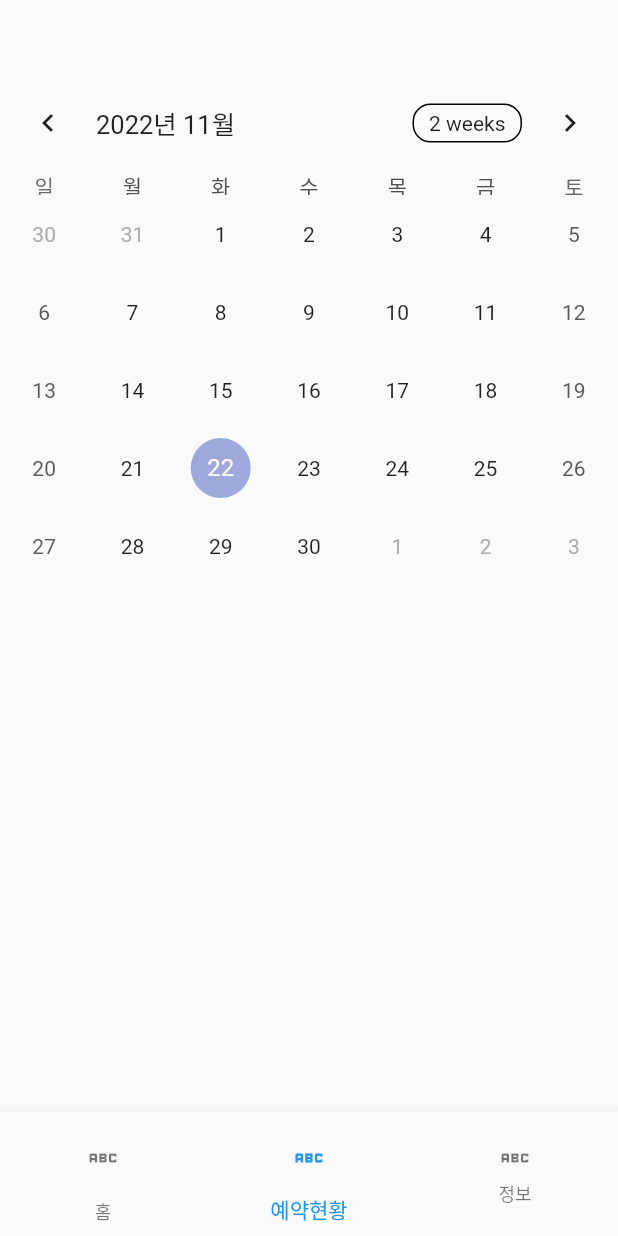
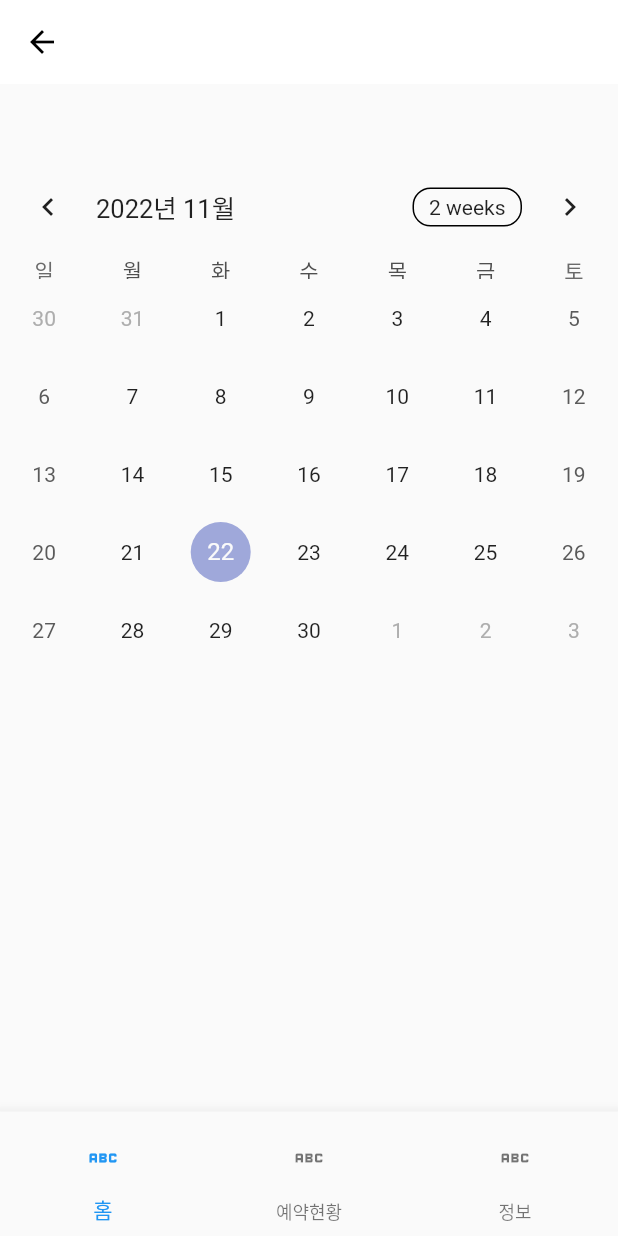
Before and after one commit to chinggu88/hairbook, a Flutter app: the BookPage screen opened by its route, on a phone screen of 412 x 824 dp. Run offline on Flutter 3.47's test engine with Material 2 defaults, Android fonts, the phone set to English and light mode, and no system bars; drawn by our look-alikes of table_calendar; our stand-ins replace cloud_firestore, firebase_auth, firebase_core, get, google_sign_in, sign_in_with_apple; missing offline and left inert: flutter_web_auth, kakao_flutter_sdk_user; accounts and stored records are empty; network calls fail.

```diff
--- a/lib/common/api/firebase_func.dart
+++ b/lib/common/api/firebase_func.dart
@@ -18,7 +18,7 @@ Future<void> getserverUrl() async {
     log('[Firebasefunc][getserverUrl] data ${data}');
     if (data!.isNotEmpty) {
       askUrl = data['serverurl'] as String;
-      AppController.to.serverurl.value = askUrl;
+      AppController.to.serverurl = askUrl;
       log('asdf [getserverUrl]${AppController.to.serverurl} ');
     }
   } catch (e) {
--- a/lib/common/api/getConnect.dart
+++ b/lib/common/api/getConnect.dart
@@ -13,10 +13,10 @@ class Getconnect {
   ///POST방식 통신 내부 서버 통신(개발중)
   static Future<Map<String, dynamic>> getApi(String url, Map body) async {
     Map<String, dynamic> returnmodel = {};
-    log('asdf ${AppController.to.serverurl.value + url}');
+    log('asdf ${AppController.to.serverurl + url}');
     try {
       final response =
-          await _connect.post(AppController.to.serverurl.value + url, body);
+          await _connect.post(AppController.to.serverurl + url, body);
 
       if (response.statusCode == 200) {
         Map<String, dynamic> responseMap = jsonDecode(response.body);
--- a/lib/common/const/appPage.dart
+++ b/lib/common/const/appPage.dart
@@ -11,3 +11,6 @@ String register = '/register';
 
 ///예약현황
 String book = '/book';
+
+///프로필
+String profile = '/profile';
--- a/lib/controller/app_controller.dart
+++ b/lib/controller/app_controller.dart
@@ -7,9 +7,14 @@ class AppController extends GetxController {
   static AppController get to => Get.find<AppController>();
 
   ///서버 url
-  final RxString serverurl = ''.obs;
-  // String get serverurl => _serverurl.value;
-  // set serverurl(String value) => _serverurl.value == value;
+  final RxString _serverurl = ''.obs;
+  String get serverurl => _serverurl.value;
+  set serverurl(String value) => _serverurl.value == value;
+
+  ///바텀네비게이션 인덱스
+  RxInt _index = 0.obs;
+  int get index => _index.value;
+  set index(int value) => _index.value = value;
 
   @override
   Future<void> onInit() async {
--- a/lib/controller/login_controller.dart
+++ b/lib/controller/login_controller.dart
@@ -43,7 +43,6 @@ class LoginController extends GetxController {
       log('[Login][signInWithGoogle] displayName : ${user.user!.displayName}');
       log('[Login][signInWithGoogle] phoneNumber : ${user.user!.phoneNumber}');
       log('[Login][signInWithGoogle] photoURL : ${user.user!.photoURL}');
-      log('[Login][signInWithGoogle] photoURL : ${user.toString()}');
       log('[Login][signInWithGoogle] ---------------------------------------------------------------------------------------------');
       // testapi();
       Get.offNamed(home);
--- a/lib/view/book/book_page.dart
+++ b/lib/view/book/book_page.dart
@@ -1,6 +1,7 @@
 import 'package:flutter/material.dart';
 import 'package:get/get.dart';
 import 'package:hair/common/const/appPage.dart';
+import 'package:hair/view/common/scafford_page.dart';
 import 'package:table_calendar/table_calendar.dart';
 
 class BookPage extends StatelessWidget {
@@ -8,8 +9,8 @@ class BookPage extends StatelessWidget {
 
   @override
   Widget build(BuildContext context) {
-    return Scaffold(
-      body: Column(
+    return Scaffoldhair(
+      widgetbody: Column(
         children: [
           SizedBox(
             height: 50,
@@ -25,21 +26,6 @@ class BookPage extends StatelessWidget {
           ),
         ],
       ),
-      bottomNavigationBar: BottomNavigationBar(currentIndex: 1, items: [
-        BottomNavigationBarItem(
-            icon: IconButton(
-              icon: Icon(Icons.abc),
-              onPressed: () => Get.offNamed(home),
-            ),
-            label: '홈'),
-        BottomNavigationBarItem(
-            icon: IconButton(
-              icon: Icon(Icons.abc),
-              onPressed: () => Get.offNamed(book),
-            ),
-            label: '예약현황'),
-        BottomNavigationBarItem(icon: Icon(Icons.abc), label: '정보'),
-      ]),
     );
   }
 }
--- a/lib/view/home/main_page.dart
+++ b/lib/view/home/home_page.dart
@@ -6,8 +6,8 @@ import 'package:hair/common/const/appPage.dart';
 import 'package:hair/controller/home_controller.dart';
 import 'package:hair/view/common/scafford_page.dart';
 
-class Main_page extends GetView<homeController> {
-  const Main_page({super.key});
+class Home_page extends GetView<homeController> {
+  const Home_page({super.key});
   @override
   Widget build(BuildContext context) {
     return Scaffoldhair(
```
Also changed, not shown: lib/controller/profile_controller.dart (added, +8 -0 lines), lib/main.dart (+12 -3 lines), lib/view/common/scafford_page.dart (+19 -4 lines), lib/view/home/ani/ani_home.dart (deleted, +0 -17 lines), lib/view/profile/profile_page.dart (added, +18 -0 lines).
